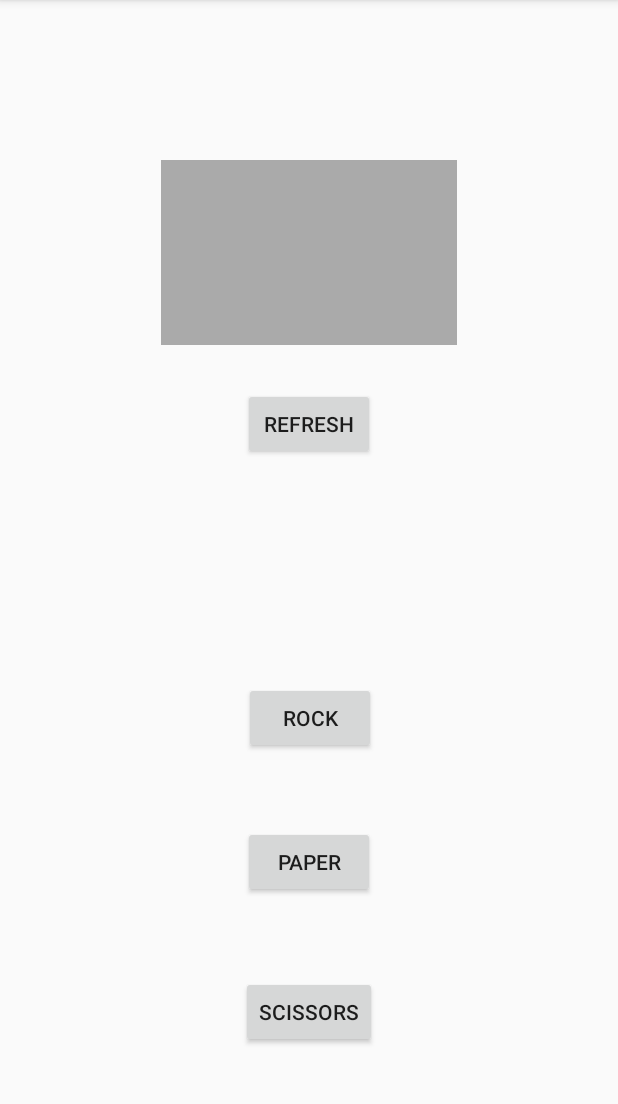
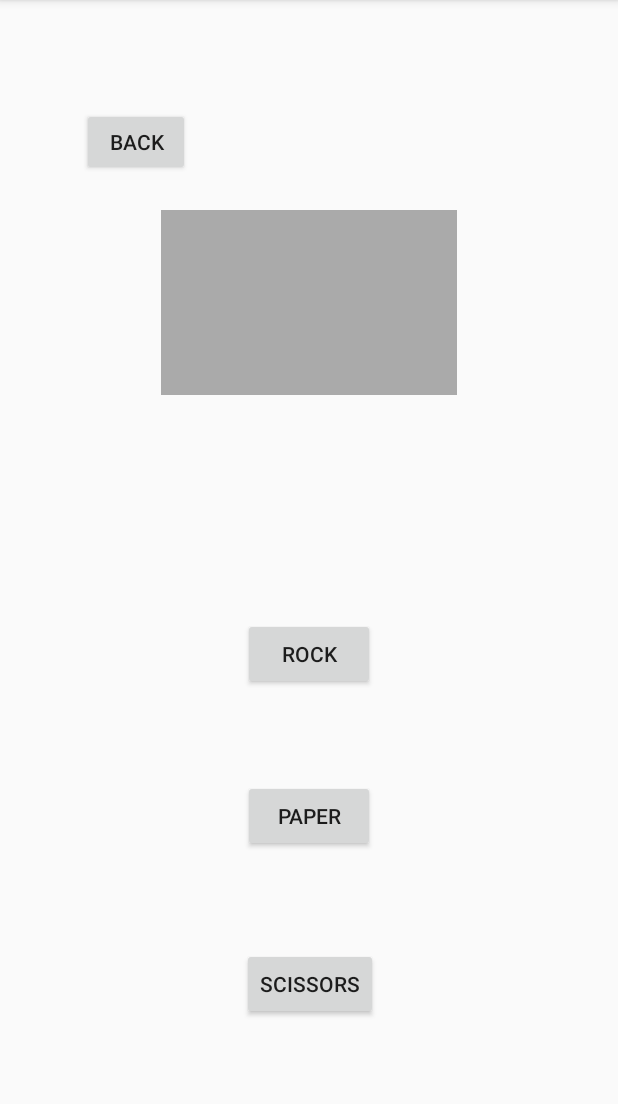
Before and after one commit to cviezel/Online-Rock-Paper-Scissors, an Android app: the GameWindow screen opened directly, with no data from a screen before it, on a phone screen of 412 x 824 dp, the part 84-1188 px from its top. Run offline under Robolectric (Android 15) with nearby library versions, the phone set to English and light mode, and no system bars; 1 statement that could not run was skipped.

Commit message:
working on back button

```diff
--- a/OnlineRPS/app/src/main/res/layout/activity_game_window.xml
+++ b/OnlineRPS/app/src/main/res/layout/activity_game_window.xml
@@ -19,6 +19,7 @@
         android:text="Scissors"
         app:layout_constraintBottom_toBottomOf="parent"
         app:layout_constraintEnd_toEndOf="parent"
+        app:layout_constraintHorizontal_bias="0.0"
         app:layout_constraintStart_toStartOf="parent"
         app:layout_constraintTop_toBottomOf="@+id/paper" />
 
@@ -35,6 +36,7 @@
         android:text="Paper"
         app:layout_constraintBottom_toTopOf="@+id/scissors"
         app:layout_constraintEnd_toEndOf="parent"
+        app:layout_constraintHorizontal_bias="1.0"
         app:layout_constraintStart_toStartOf="parent"
         app:layout_constraintTop_toBottomOf="@+id/rock" />
 
@@ -44,13 +46,14 @@
         android:layout_height="wrap_content"
         android:layout_marginStart="162dp"
         android:layout_marginLeft="162dp"
-        android:layout_marginTop="461dp"
+        android:layout_marginTop="400dp"
         android:layout_marginEnd="161dp"
         android:layout_marginRight="161dp"
         android:layout_marginBottom="24dp"
         android:text="Rock"
         app:layout_constraintBottom_toTopOf="@+id/paper"
         app:layout_constraintEnd_toEndOf="parent"
+        app:layout_constraintHorizontal_bias="0.0"
         app:layout_constraintStart_toStartOf="parent"
         app:layout_constraintTop_toTopOf="parent" />
 
@@ -60,7 +63,7 @@
         android:layout_height="123dp"
         android:layout_marginStart="107dp"
         android:layout_marginLeft="107dp"
-        android:layout_marginTop="104dp"
+        android:layout_marginTop="140dp"
         android:layout_marginEnd="107dp"
         android:layout_marginRight="107dp"
         android:layout_marginBottom="222dp"
@@ -68,22 +71,25 @@
         android:textSize="24sp"
         app:layout_constraintBottom_toTopOf="@+id/rock"
         app:layout_constraintEnd_toEndOf="parent"
+        app:layout_constraintHorizontal_bias="1.0"
+        app:layout_constraintStart_toStartOf="parent"
+        app:layout_constraintTop_toTopOf="parent"
+        app:layout_constraintVertical_bias="0.0" />
+
+    <Button
+        android:id="@+id/back"
+        android:layout_width="72dp"
+        android:layout_height="45dp"
+        android:layout_marginStart="54dp"
+        android:layout_marginLeft="54dp"
+        android:layout_marginTop="72dp"
+        android:layout_marginEnd="285dp"
+        android:layout_marginRight="285dp"
+        android:layout_marginBottom="23dp"
+        android:text="Back"
+        app:layout_constraintBottom_toTopOf="@+id/result"
+        app:layout_constraintEnd_toEndOf="parent"
         app:layout_constraintStart_toStartOf="parent"
         app:layout_constraintTop_toTopOf="parent" />
 
-    <Button
-        android:id="@+id/refresh"
-        android:layout_width="wrap_content"
-        android:layout_height="wrap_content"
-        android:layout_marginStart="161dp"
-        android:layout_marginLeft="161dp"
-        android:layout_marginTop="27dp"
-        android:layout_marginEnd="162dp"
-        android:layout_marginRight="162dp"
-        android:layout_marginBottom="147dp"
-        android:text="Refresh"
-        app:layout_constraintBottom_toTopOf="@+id/rock"
-        app:layout_constraintEnd_toEndOf="parent"
-        app:layout_constraintStart_toStartOf="parent"
-        app:layout_constraintTop_toBottomOf="@+id/result" />
 </android.support.constraint.ConstraintLayout>
```
Also changed, not shown: OnlineRPS/app/src/main/java/com/example/online_rps/GameWindow.java (+84 -18 lines), OnlineRPS/app/src/main/res/layout/activity_main.xml (+10 -7 lines).
